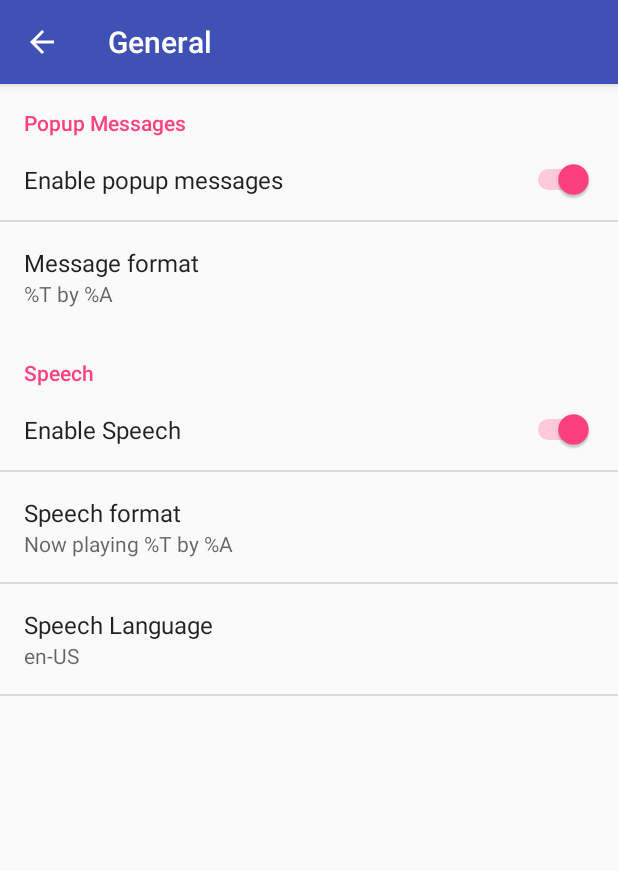
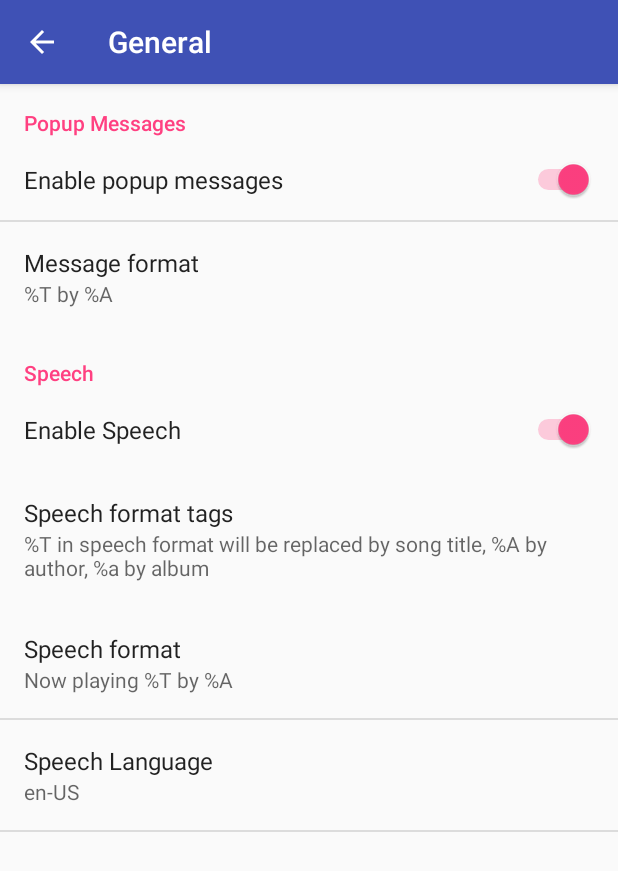
Before and after one commit to oco2000/android-song-announcer, an Android app: the screen it shows after launch (SettingsActivity), after a tap on "General", on a phone screen of 412 x 824 dp. Shown: the top 871 px of the screen. Run offline under Robolectric (Android 15) with nearby library versions, the phone set to English and light mode, and no system bars.

```diff
--- a/app/build.gradle
+++ b/app/build.gradle
@@ -6,7 +6,7 @@ android {
         applicationId "org.oco.songannouncer"
         minSdkVersion 21
         targetSdkVersion 22
-        versionCode 1
+        versionCode 2
         versionName "1.0"
         testInstrumentationRunner "android.support.test.runner.AndroidJUnitRunner"
     }
--- a/app/src/main/res/values/strings.xml
+++ b/app/src/main/res/values/strings.xml
@@ -17,45 +17,13 @@
 
     <string name="pref_title_enable_speech">Enable Speech</string>
 
+    <string name="pref_speech_format_info_title">Speech format tags</string>
+    <string name="pref_speech_format_info_description">%T in speech format will be replaced by song title, %A by author, %a by album</string>
+
     <string name="pref_title_speech_format">Speech format</string>
     <string name="pref_default_speech_format">Now playing %T by %A</string>
 
     <string name="pref_title_speech_language">Speech Language</string>
-
-    <!-- Example settings for Data & Sync -->
-    <string name="pref_header_data_sync">Data &amp; sync</string>
-
-    <string name="pref_title_sync_frequency">Sync frequency</string>
-    <string-array name="pref_sync_frequency_titles">
-        <item>15 minutes</item>
-        <item>30 minutes</item>
-        <item>1 hour</item>
-        <item>3 hours</item>
-        <item>6 hours</item>
-        <item>Never</item>
-    </string-array>
-    <string-array name="pref_sync_frequency_values">
-        <item>15</item>
-        <item>30</item>
-        <item>60</item>
-        <item>180</item>
-        <item>360</item>
-        <item>-1</item>
-    </string-array>
-
-    <string-array name="list_preference_entries">
-        <item>Entry 1</item>
-        <item>Entry 2</item>
-        <item>Entry 3</item>
-    </string-array>
-
-    <string-array name="list_preference_entry_values">
-        <item>1</item>
-        <item>2</item>
-        <item>3</item>
-    </string-array>
-
-    <string-array name="multi_select_list_preference_default_value" />
 
     <string name="pref_title_system_sync_settings">System sync settings</string>
 
--- a/app/src/main/res/xml/pref_data_sync.xml
+++ /dev/null
@@ -1,21 +0,0 @@
-<PreferenceScreen xmlns:android="http://schemas.android.com/apk/res/android">
-
-    <!-- NOTE: Hide buttons to simplify the UI. Users can touch outside the dialog to
-         dismiss it. -->
-    <!-- NOTE: ListPreference's summary should be set to its value by the activity code. -->
-    <ListPreference
-        android:defaultValue="180"
-        android:entries="@array/pref_sync_frequency_titles"
-        android:entryValues="@array/pref_sync_frequency_values"
-        android:key="sync_frequency"
-        android:negativeButtonText="@null"
-        android:positiveButtonText="@null"
-        android:title="@string/pref_title_sync_frequency" />
-
-    <!-- This preference simply launches an intent when selected. Use this UI sparingly, per
-         design guidelines. -->
-    <Preference android:title="@string/pref_title_system_sync_settings">
-        <intent android:action="android.settings.SYNC_SETTINGS" />
-    </Preference>
-
-</PreferenceScreen>
--- a/app/src/main/res/xml/pref_general.xml
+++ b/app/src/main/res/xml/pref_general.xml
@@ -43,6 +43,14 @@
 
         <!-- NOTE: EditTextPreference accepts EditText attributes. -->
         <!-- NOTE: EditTextPreference's summary should be set to its value by the activity code. -->
+        <Preference
+            android:dependency="enable_speech"
+            android:key="pref_speech_format_info"
+            android:selectable="false"
+            android:persistent="false"
+            android:title="@string/pref_speech_format_info_title"
+            android:summary="@string/pref_speech_format_info_description"/>
+
         <EditTextPreference
             android:dependency="enable_speech"
             android:defaultValue="@string/pref_default_speech_format"
```
Also changed, not shown: app/src/main/java/org/oco/songannouncer/SettingsActivity.java (+1 -38 lines), app/src/main/ic_launcher-web.png (added), app/src/main/res/mipmap-hdpi/ic_launcher.png, app/src/main/res/mipmap-mdpi/ic_launcher.png, app/src/main/res/mipmap-xhdpi/ic_launcher.png, app/src/main/res/mipmap-xxhdpi/ic_launcher.png, app/src/main/res/mipmap-xxxhdpi/ic_launcher.png.
